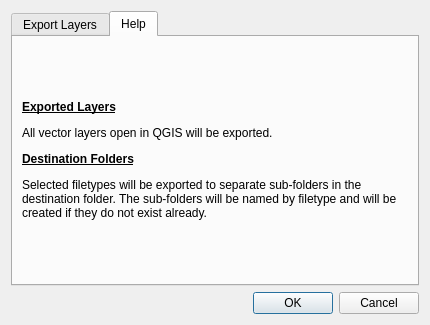
Before: the Qt Designer form batch_vector_layer_saver_dialog_base.ui in riccardoklinger/batch-vector-layer-saver, drawn with Qt 5.
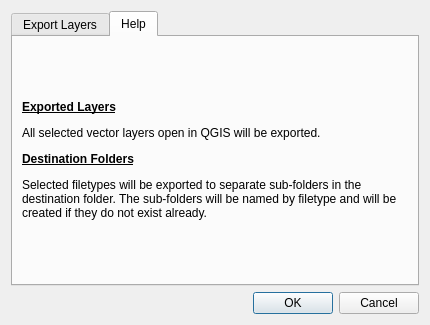
After: the same form once the commit is applied. The open tabs and pages were chosen to show the change.

The edit to the form file:
```diff
--- a/batch_vector_layer_saver_dialog_base.ui
+++ b/batch_vector_layer_saver_dialog_base.ui
@@ -136,7 +136,7 @@
        <item row="0" column="0">
         <widget class="QLabel" name="label_3">
          <property name="text">
-          <string>&lt;html&gt;&lt;head/&gt;&lt;body&gt;&lt;p&gt;&lt;span style=&quot; font-weight:600; text-decoration: underline;&quot;&gt;Exported Layers&lt;/span&gt;&lt;/p&gt;&lt;p&gt;All vector layers open in QGIS will be exported.&lt;/p&gt;&lt;p&gt;&lt;span style=&quot; font-weight:600; text-decoration: underline;&quot;&gt;Destination Folders&lt;/span&gt;&lt;/p&gt;&lt;p&gt;Selected filetypes will be exported to separate sub-folders in the destination folder. The sub-folders will be named by filetype and will be created if they do not exist already.&lt;/p&gt;&lt;/body&gt;&lt;/html&gt;</string>
+          <string>&lt;html&gt;&lt;head/&gt;&lt;body&gt;&lt;p&gt;&lt;span style=&quot; font-weight:600; text-decoration: underline;&quot;&gt;Exported Layers&lt;/span&gt;&lt;/p&gt;&lt;p&gt;All selected vector layers open in QGIS will be exported.&lt;/p&gt;&lt;p&gt;&lt;span style=&quot; font-weight:600; text-decoration: underline;&quot;&gt;Destination Folders&lt;/span&gt;&lt;/p&gt;&lt;p&gt;Selected filetypes will be exported to separate sub-folders in the destination folder. The sub-folders will be named by filetype and will be created if they do not exist already.&lt;/p&gt;&lt;/body&gt;&lt;/html&gt;</string>
          </property>
          <property name="wordWrap">
           <bool>true</bool>
```
Left out of the diff: 2 changed lines with no effect on the pictures.
